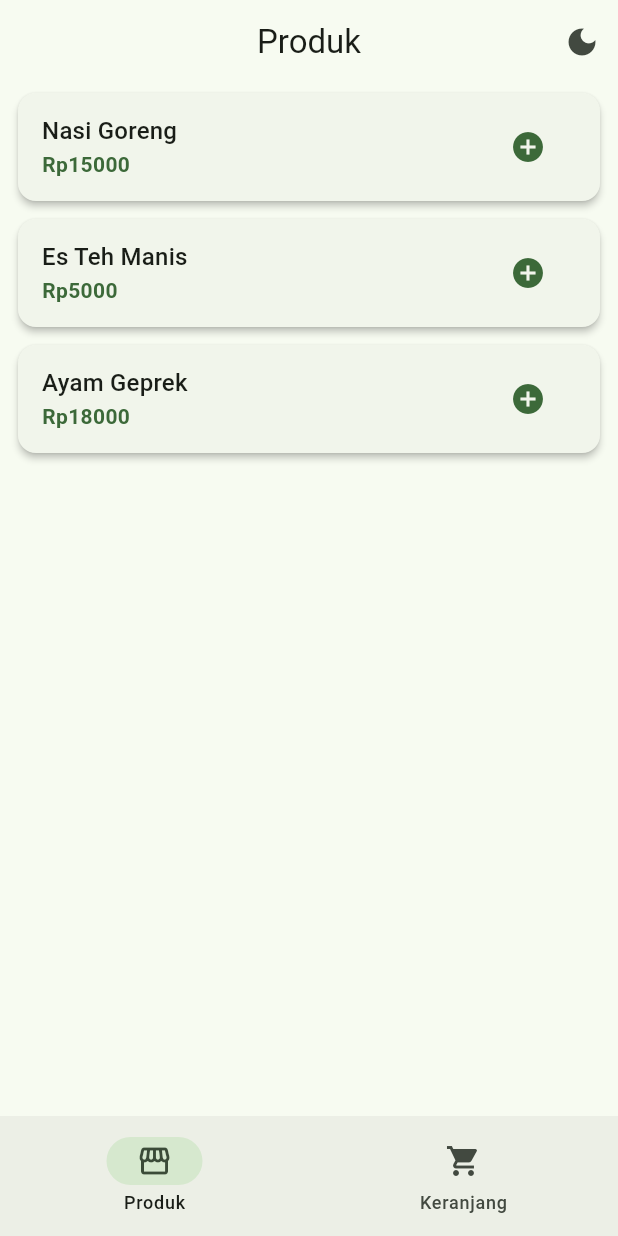
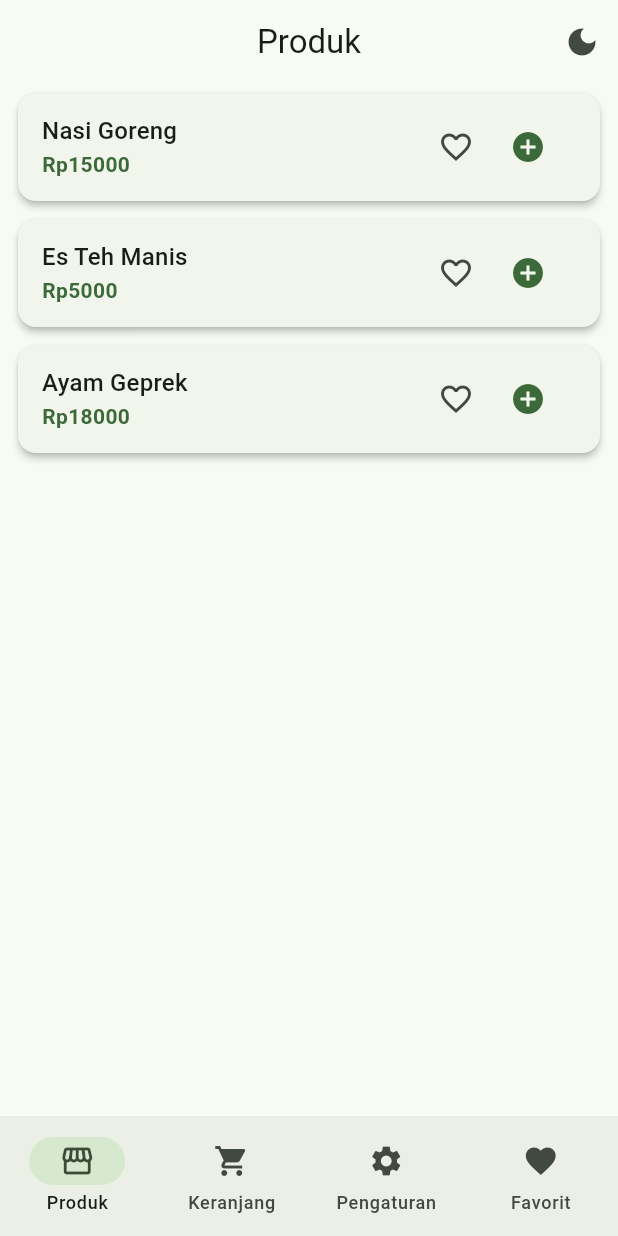
Before and after one commit to vidiaayusyakila/Praktikum_PBBL_modul8, a Flutter app: the screen it shows after launch, on a phone screen of 412 x 824 dp. Run offline on Flutter 3.47's test engine with Material 3 defaults, Android fonts, the phone set to English and light mode, and no system bars; our stand-ins replace flutter_bloc, hive, hive_flutter, shared_preferences, sqflite; accounts and stored records are empty.

Commit message:
Modul9_Vidia ayu syakila_0124

```diff
--- /dev/null
+++ b/kantin_kampus_sqlite/lib/helpers/hive_helper.dart
@@ -0,0 +1,16 @@
+import 'package:hive_flutter/hive_flutter.dart';
+import '../models/produk_favorit.dart';
+
+class HiveHelper {
+  HiveHelper._();
+  static const String namaBoxFavorit = 'favoritBox';
+
+  static Future<void> init() async {
+    await Hive.initFlutter();
+    Hive.registerAdapter(ProdukFavoritAdapter());
+    await Hive.openBox<ProdukFavorit>(namaBoxFavorit);
+  }
+
+  static Box<ProdukFavorit> get box =>
+      Hive.box<ProdukFavorit>(namaBoxFavorit);
+}
--- a/kantin_kampus_sqlite/lib/main.dart
+++ b/kantin_kampus_sqlite/lib/main.dart
@@ -4,9 +4,14 @@ import 'cubit/keranjang_cubit.dart';
 import 'cubit/theme_cubit.dart';
 import 'pages/halaman_produk.dart';
 import 'pages/halaman_keranjang.dart';
+import 'pages/halaman_favorit.dart';
+import 'pages/halaman_pengaturan.dart';
 import 'theme/app_theme.dart';
+import 'helpers/hive_helper.dart';
 
-void main() {
+Future<void> main() async {
+  WidgetsFlutterBinding.ensureInitialized();
+  await HiveHelper.init();
   runApp(const KantinKampusApp());
 }
 
@@ -44,7 +49,12 @@ class KerangkaUtama extends StatefulWidget {
 
 class _KerangkaUtamaState extends State<KerangkaUtama> {
   int _indeks = 0;
-  final _halaman = const [HalamanProduk(), HalamanKeranjang()];
+  final _halaman = const [
+    HalamanProduk(),
+    HalamanKeranjang(),
+    HalamanPengaturan(),
+    HalamanFavorit(),
+  ];
 
   @override
   Widget build(BuildContext context) {
@@ -56,6 +66,8 @@ class _KerangkaUtamaState extends State<KerangkaUtama> {
         destinations: const [
           NavigationDestination(icon: Icon(Icons.storefront), label: 'Produk'),
           NavigationDestination(icon: Icon(Icons.shopping_cart), label: 'Keranjang'),
+          NavigationDestination(icon: Icon(Icons.settings), label: 'Pengaturan'),
+          NavigationDestination(icon: Icon(Icons.favorite), label: 'Favorit'),
         ],
       ),
     );
--- /dev/null
+++ b/kantin_kampus_sqlite/lib/models/produk_favorit.dart
@@ -0,0 +1,24 @@
+import 'package:hive/hive.dart';
+part 'produk_favorit.g.dart';
+
+@HiveType(typeId: 0)
+class ProdukFavorit extends HiveObject {
+  @HiveField(0)
+  late String idProduk;
+
+  @HiveField(1)
+  late String nama;
+
+  @HiveField(2)
+  late int harga;
+
+  @HiveField(3)
+  String catatan = '';
+
+  ProdukFavorit({
+    required this.idProduk,
+    required this.nama,
+    required this.harga,
+    this.catatan = '',
+  });
+}
--- /dev/null
+++ b/kantin_kampus_sqlite/lib/pages/halaman_favorit.dart
@@ -0,0 +1,78 @@
+import 'package:flutter/material.dart';
+import 'package:hive_flutter/hive_flutter.dart';
+import '../helpers/hive_helper.dart';
+import '../models/produk_favorit.dart';
+
+class HalamanFavorit extends StatelessWidget {
+  const HalamanFavorit({super.key});
+
+  Future<void> ubahCatatan(ProdukFavorit favorit, String catatanBaru) async {
+    favorit.catatan = catatanBaru;
+    await favorit.save();
+  }
+
+  Future<void> _tampilkanDialogUbah(BuildContext context, ProdukFavorit favorit) async {
+    final controller = TextEditingController(text: favorit.catatan);
+    final catatanBaru = await showDialog<String>(
+      context: context,
+      builder: (context) => AlertDialog(
+        title: const Text('Ubah Catatan'),
+        content: TextField(
+          controller: controller,
+          decoration: const InputDecoration(hintText: 'Catatan pribadi'),
+        ),
+        actions: [
+          TextButton(
+            onPressed: () => Navigator.pop(context),
+            child: const Text('Batal'),
+          ),
+          TextButton(
+            onPressed: () => Navigator.pop(context, controller.text),
+            child: const Text('Simpan'),
+          ),
+        ],
+      ),
+    );
+    if (catatanBaru != null) {
+      await ubahCatatan(favorit, catatanBaru);
+    }
+  }
+
+  @override
+  Widget build(BuildContext context) {
+    return Scaffold(
+      appBar: AppBar(title: const Text('Produk Favorit')),
+      body: ValueListenableBuilder(
+        valueListenable: HiveHelper.box.listenable(),
+        builder: (context, box, _) {
+          final daftarFavorit = box.values.toList();
+          if (daftarFavorit.isEmpty) {
+            return const Center(child: Text('Belum ada produk favorit'));
+          }
+          return ListView.builder(
+            itemCount: daftarFavorit.length,
+            itemBuilder: (context, index) {
+              final favorit = daftarFavorit[index];
+              return Dismissible(
+                key: ValueKey(favorit.idProduk),
+                direction: DismissDirection.endToStart,
+                onDismissed: (_) async {
+                  await favorit.delete();
+                },
+                background: Container(color: Colors.red),
+                child: ListTile(
+                  title: Text(favorit.nama),
+                  subtitle: Text('Rp${favorit.harga}  •  ${favorit.catatan}'),
+                  trailing: IconButton(
+                    icon: const Icon(Icons.edit),
+                    onPressed: () => _tampilkanDialogUbah(context, favorit),
+                  ),
+                ),
+              );
+            },
+          );
+        },
+      ),
+    );
+  }
+}
--- a/kantin_kampus_sqlite/lib/pages/halaman_produk.dart
+++ b/kantin_kampus_sqlite/lib/pages/halaman_produk.dart
@@ -2,7 +2,9 @@ import 'package:flutter/material.dart';
 
 import 'package:flutter_bloc/flutter_bloc.dart';
 import '../cubit/keranjang_cubit.dart';
+import '../helpers/hive_helper.dart';
 import '../models/produk.dart';
+import '../models/produk_favorit.dart';
 import '../widgets/product_card.dart';
 import '../widgets/theme_toggle_button.dart';
 
@@ -14,6 +16,15 @@ class HalamanProduk extends StatelessWidget {
     Produk(id: 'p2', nama: 'Es Teh Manis', harga: 5000),
     Produk(id: 'p3', nama: 'Ayam Geprek', harga: 18000),
   ];
+
+  Future<void> simpanFavorit(Produk produk) async {
+    final favorit = ProdukFavorit(
+      idProduk: produk.id,
+      nama: produk.nama,
+      harga: produk.harga,
+    );
+    await HiveHelper.box.put(produk.id, favorit);
+  }
 
   @override
   Widget build(BuildContext context) {
@@ -29,6 +40,7 @@ class HalamanProduk extends StatelessWidget {
           return ProductCard(
             produk: produk,
             onTambah: () => context.read<KeranjangCubit>().tambah(produk),
+            onFavorit: () => simpanFavorit(produk),
           );
         },
       ),
--- a/kantin_kampus_sqlite/lib/widgets/product_card.dart
+++ b/kantin_kampus_sqlite/lib/widgets/product_card.dart
@@ -4,11 +4,13 @@ import '../models/produk.dart';
 class ProductCard extends StatelessWidget {
   final Produk produk;
   final VoidCallback onTambah;
+  final VoidCallback onFavorit;
 
   const ProductCard({
     super.key,
     required this.produk,
     required this.onTambah,
+    required this.onFavorit,
   });
 
   @override
@@ -27,9 +29,19 @@ class ProductCard extends StatelessWidget {
             fontWeight: FontWeight.bold,
           ),
         ),
-        trailing: IconButton(
-          icon: Icon(Icons.add_circle, color: theme.colorScheme.primary),
-          onPressed: onTambah,
+        trailing: Row(
+          mainAxisSize: MainAxisSize.min,
+          children: [
+            IconButton(
+              icon: const Icon(Icons.favorite_border),
+              tooltip: 'Tandai favorit',
+              onPressed: onFavorit,
+            ),
+            IconButton(
+              icon: Icon(Icons.add_circle, color: theme.colorScheme.primary),
+              onPressed: onTambah,
+            ),
+          ],
         ),
       ),
     );
--- a/kantin_kampus_sqlite/pubspec.yaml
+++ b/kantin_kampus_sqlite/pubspec.yaml
@@ -37,6 +37,9 @@ dependencies:
   flutter_bloc: ^9.1.1
   sqflite: ^2.4.5
   path: ^1.9.1
+  hive: ^2.2.3
+  hive_flutter: ^1.1.0
+  shared_preferences: ^2.5.6
 
 dev_dependencies:
   flutter_test:
@@ -48,6 +51,8 @@ dev_dependencies:
   # package. See that file for information about deactivating specific lint
   # rules and activating additional ones.
   flutter_lints: ^6.0.0
+  hive_generator: ^2.0.1
+  build_runner: ^2.4.13
 
 # For information on the generic Dart part of this file, see the
 # following page: https://dart.dev/tools/pub/pubspec
```
Also changed, not shown: kantin_kampus_sqlite/lib/helpers/pengaturan_helper.dart (added, +33 -0 lines), kantin_kampus_sqlite/lib/pages/halaman_pengaturan.dart (added, +94 -0 lines), kantin_kampus_sqlite/lib/models/produk_favorit.g.dart (added), kantin_kampus_sqlite/pubspec.lock, 3 other files.
